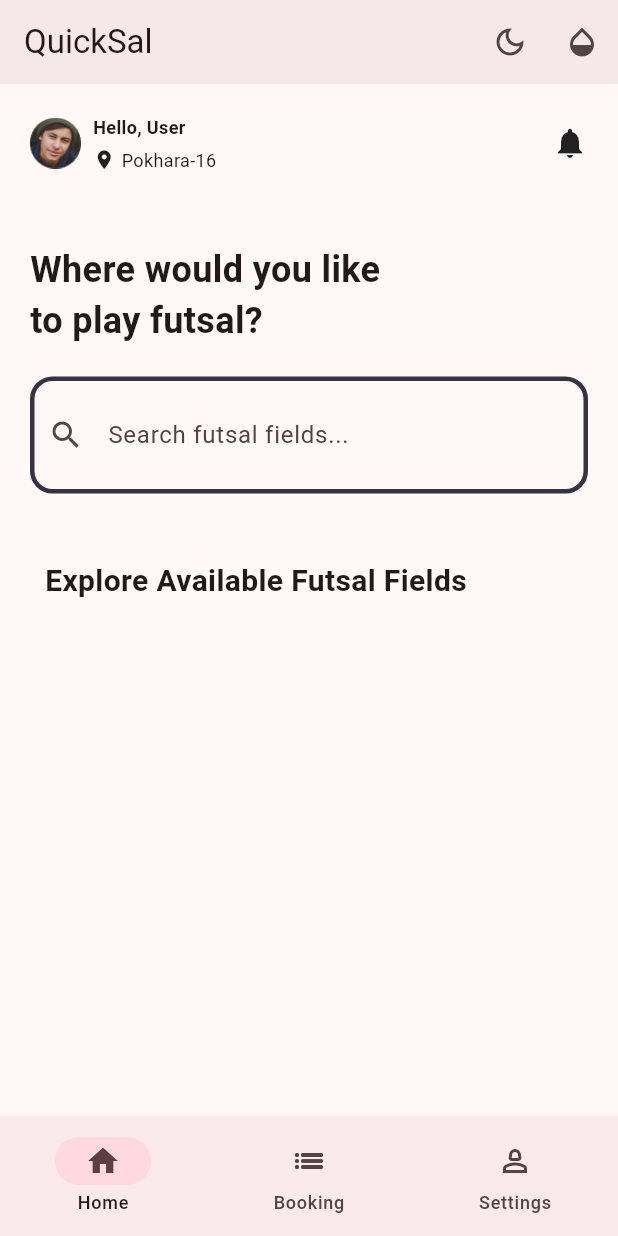
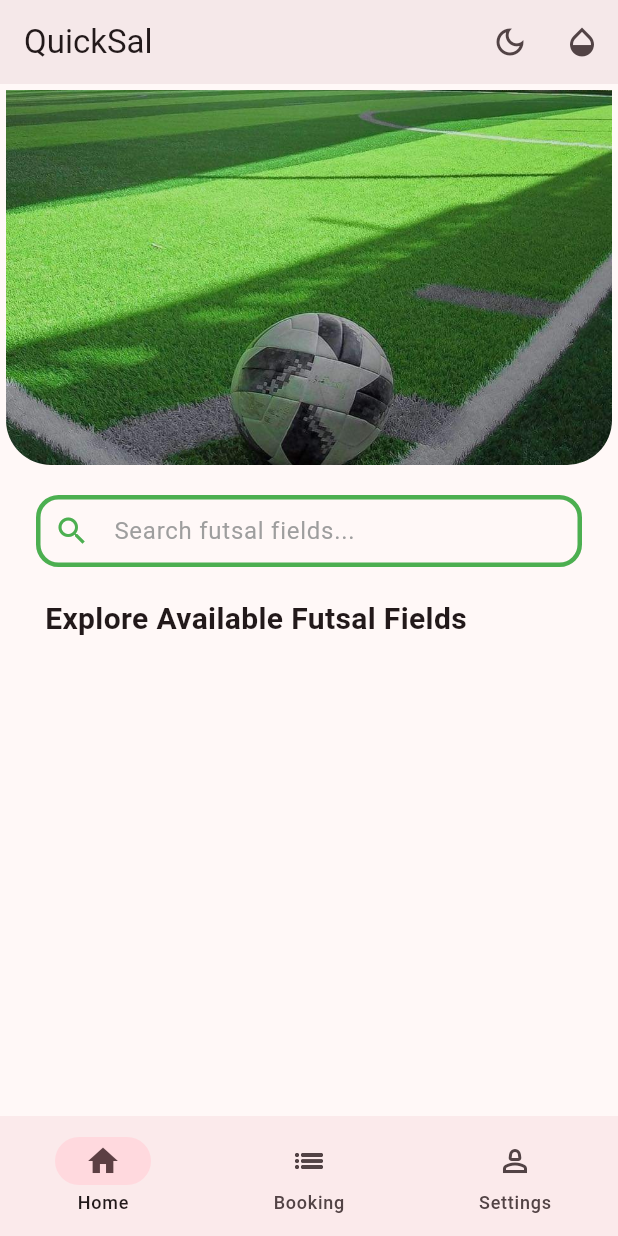
Before and after one commit to ashish10010/futsal_project, a Flutter app: the screen it shows after launch, on a phone screen of 412 x 824 dp. Run offline on Flutter 3.47's test engine with Material 3 defaults, Android fonts, the light colour scheme and no system bars; our stand-ins replace cloud_firestore, equatable, firebase_auth, firebase_core, flutter_bloc, google_fonts; accounts and stored records are empty.

Commit message:
home page final

```diff
--- a/lib/constants.dart
+++ b/lib/constants.dart
@@ -25,7 +25,6 @@ enum ColorSelection {
 }
 
 class Pallete {
-
   static const cardColor = Color.fromRGBO(30, 30, 30, 1);
   static const greenColor = Colors.green;
   static const subtitleText = Color(0xffa7a7a7);
@@ -35,7 +34,8 @@ class Pallete {
   static const Color gradient1 = Color.fromRGBO(187, 63, 221, 1);
   static const Color gradient2 = Color.fromRGBO(251, 109, 169, 1);
   static const Color gradient3 = Color.fromRGBO(255, 159, 124, 1);
-  static const Color borderColor = Color.fromRGBO(52, 51, 67, 1);
+   static const Color borderColor2 = Color.fromRGBO(52, 51, 67, 1);
+  static const Color borderColor = Colors.green;
   static const Color whiteColor = Colors.white;
   static const Color greyColor = Colors.grey;
   static const Color errorColor = Colors.redAccent;
@@ -43,7 +43,6 @@ class Pallete {
 
   static const Color inactiveSeekColor = Colors.white38;
 }
-
 
 Color kBackgroundColor = const Color(0xFFFAFAFA);
 Color kBlackColor = const Color(0xFF181818);
--- a/lib/main.dart
+++ b/lib/main.dart
@@ -87,7 +87,7 @@ class _QuickSalState extends State<QuickSal> {
             inputDecorationTheme: InputDecorationTheme(
               contentPadding: const EdgeInsets.all(27),
               enabledBorder: _border(Pallete.borderColor),
-              focusedBorder: _border(Pallete.borderColor),
+              focusedBorder: _border(Pallete.borderColor2),
             )),
         darkTheme: ThemeData(
           colorSchemeSeed: colorSelected.color,
@@ -96,7 +96,7 @@ class _QuickSalState extends State<QuickSal> {
           inputDecorationTheme: InputDecorationTheme(
             contentPadding: const EdgeInsets.all(27),
             enabledBorder: _border(Pallete.borderColor),
-            focusedBorder: _border(Pallete.borderColor),
+            focusedBorder: _border(Pallete.borderColor2),
           ),
         ),
         initialRoute: '/SplashScreen', // Define the initial route
--- a/lib/pages/home_page.dart
+++ b/lib/pages/home_page.dart
@@ -1,7 +1,6 @@
 import 'package:flutter/material.dart';
 import 'package:flutter_bloc/flutter_bloc.dart';
 import 'package:futsal_booking_app/cubit/field_cubit.dart';
-
 import '../widgets/futsal_field_card.dart';
 
 class HomePage extends StatefulWidget {
@@ -15,7 +14,7 @@ class _HomePageState extends State<HomePage> {
   @override
   void initState() {
     super.initState();
-    //fetch data when homepage is initialized,
+    // Fetch data when homepage is initialized
     context.read<FieldCubit>().fetchFields();
   }
 
@@ -28,24 +27,21 @@ class _HomePageState extends State<HomePage> {
           child: Column(
             crossAxisAlignment: CrossAxisAlignment.start,
             children: [
-              _topBar(),
-              _searchSection(),
-              const SizedBox(
-                height: 12,
-              ),
+              _headerSection(),
+              const SizedBox(height: 20,),
+              _searchBar(), // Replaced topBar
+              const SizedBox(height: 20),
               const Padding(
                 padding: EdgeInsets.symmetric(horizontal: 26),
                 child: Text(
-                  "Explore Available Futsal Fields", // Add your text here
+                  "Explore Available Futsal Fields",
                   style: TextStyle(
                     fontSize: 20,
                     fontWeight: FontWeight.bold,
                   ),
                 ),
               ),
-              const SizedBox(
-                height: 20,
-              ),
+              const SizedBox(height: 10),
               BlocBuilder<FieldCubit, FieldState>(
                 builder: (context, state) {
                   if (state is FieldLoading) {
@@ -79,73 +75,39 @@ class _HomePageState extends State<HomePage> {
     );
   }
 
-  Widget _topBar() {
+  Widget _headerSection() {
     return Container(
-      margin: const EdgeInsets.all(16),
-      width: double.infinity,
-      child: Row(
-        children: [
-          Container(
-            width: 34,
-            height: 34,
-            margin: const EdgeInsets.only(right: 8),
+      height: 250,
       decoration: const BoxDecoration(
         image: DecorationImage(
-                image: AssetImage("assets/image_profile.png"),
+          image: AssetImage(
+              'assets/images/abc_futsal2.jpg'), // Replace with your hero image
+          fit: BoxFit.cover,
         ),
+        borderRadius: BorderRadius.only(
+          bottomLeft: Radius.circular(30),
+          bottomRight: Radius.circular(30),
         ),
-          ),
-          const Column(
-            crossAxisAlignment: CrossAxisAlignment.start,
-            children: [
-              Text(
-                "Hello, User",
-                style: TextStyle(fontSize: 12, fontWeight: FontWeight.bold),
-              ),
-              SizedBox(height: 5),
-              Row(
-                children: [
-                  Icon(Icons.location_on, size: 15),
-                  SizedBox(width: 4),
-                  Text(
-                    "Pokhara-16",
-                    style: TextStyle(fontSize: 12),
-                  ),
-                ],
-              )
-            ],
-          ),
-          const Spacer(),
-          const Icon(Icons.notifications),
-        ],
       ),
     );
   }
 
-  Widget _searchSection() {
-    return Container(
-      margin: const EdgeInsets.symmetric(horizontal: 16, vertical: 32),
-      child: Column(
-        crossAxisAlignment: CrossAxisAlignment.start,
-        children: [
-          const Text("Where would you like\nto play futsal?",
-              style: TextStyle(
-                fontSize: 24,
-                fontWeight: FontWeight.w600,
-              )),
-          const SizedBox(
-            height: 20,
-          ),
-          TextField(
+  Widget _searchBar() {
+    return Padding(
+      padding: const EdgeInsets.symmetric(horizontal: 20.0),
+      child: TextField(
         decoration: InputDecoration(
           hintText: "Search futsal fields...",
-              prefixIcon: const Icon(Icons.search),
+          hintStyle: TextStyle(color: Colors.grey[500]),
+          prefixIcon: const Icon(Icons.search, color: Colors.green),
+          // filled: true,
+          // fillColor: Colors.grey[100],
           border: OutlineInputBorder(
-                borderRadius: BorderRadius.circular(10),
+            borderRadius: BorderRadius.circular(18),
+            borderSide: BorderSide.none,
           ),
+          contentPadding: const EdgeInsets.symmetric(vertical: 10),
         ),
-          ),
-        ],
       ),
     );
   }
```
Lines whose indentation alone changed are shown as unchanged.
